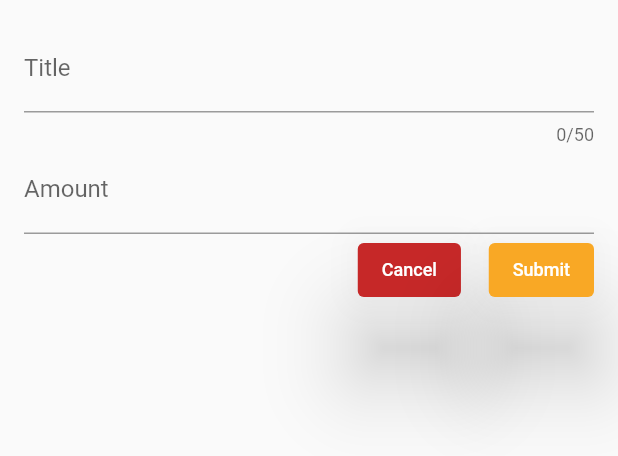
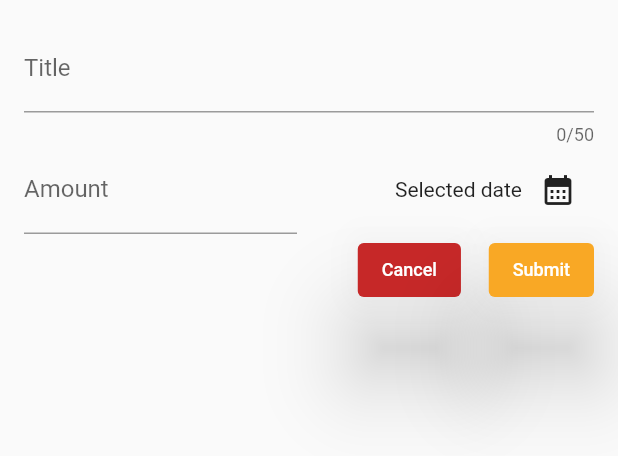
Before and after one commit to basabaich/flutter_theaming_simplified, a Flutter app: the NewExpense widget shown alone on an empty page, opened directly, on a phone screen of 412 x 824 dp. Shown: the top 456 px of the screen. Run offline on Flutter 3.47's test engine with Material 2 defaults, Android fonts, the phone set to English and light mode, and no system bars.

```diff
--- a/lib/widgets/new_expense.dart
+++ b/lib/widgets/new_expense.dart
@@ -32,6 +32,25 @@ class _NewExpenseState extends State<NewExpense> {
   //We make another "TextEditingController()" for the "amount" argument
   //
   final _amountController = TextEditingController();
+  //
+  //
+  void _presentDatePicker() {
+    //We create a variable to create the "initialDate", "firstDate" &
+    //"lastDate"
+    final now = DateTime.now();
+    //
+    final firstDate = DateTime(now.year - 1, now.month, now.day);
+    showDatePicker(
+      context: context,
+      initialDate: now,
+      firstDate: firstDate,
+      lastDate: now,
+    );
+    //"ShowDatePicker" is a built in function in flutter.
+  }
+
+  //We can put this method which will take the date time picker icon pressed
+  //event, before or after "@override" as it doesn't matter.
   //
   //
   @override
@@ -76,8 +95,18 @@ class _NewExpenseState extends State<NewExpense> {
           ), //TextField
           //
           //
+          //
+          //we now put up a "Row()" here so that we can reduce the size of the
+          //amount text field and put a "DateTime()" input function there.
+          //Also, we put the second Text field inside the row's first widget
+          //of the children. teh second widget will be the DateTime widget.
+          Row(
+            children: [
               //Similarly we create another textfield for amount
-          TextField(
+              Expanded(
+                //As "TextField" have problem in rendering within Rows , so
+                //we refactor this "TextField" with widget "Expanded"
+                child: TextField(
                   controller: _amountController,
                   keyboardType: TextInputType.number,
                   decoration: const InputDecoration(
@@ -90,6 +119,33 @@ class _NewExpenseState extends State<NewExpense> {
                     // necessary.
                   ), //InputDecoration
                 ), //TextField
+              ), //Expanded
+              const SizedBox(
+                width: 16,
+              ), //SizedBox
+              Expanded(
+                //As two Rows can not be within one  another, so we refactor
+                //this Row with widget "Expanded"
+                child: Row(
+                  mainAxisAlignment: MainAxisAlignment.end,
+                  //This will push the next widget to the extreme right of the
+                  //Screen, i.e. the end of the screen.
+                  crossAxisAlignment: CrossAxisAlignment.center,
+                  //This will keep the next widget at the centre horizontally.
+                  children: [
+                    const Text('Selected date'),
+                    IconButton(
+                      onPressed: _presentDatePicker,
+                      //This method is used as a pointer for teh "onPressed()"
+                      //function.
+                      icon: const Icon(Icons.calendar_month),
+                    ), //IconButton
+                  ],
+                ), //Row
+              ), //Expanded
+            ],
+          ), //Row
+
           const SizedBox(
             width: 16,
           ), //SizedBox
```
Also changed, not shown: 2 other files. Lines whose indentation alone changed are shown as unchanged.
